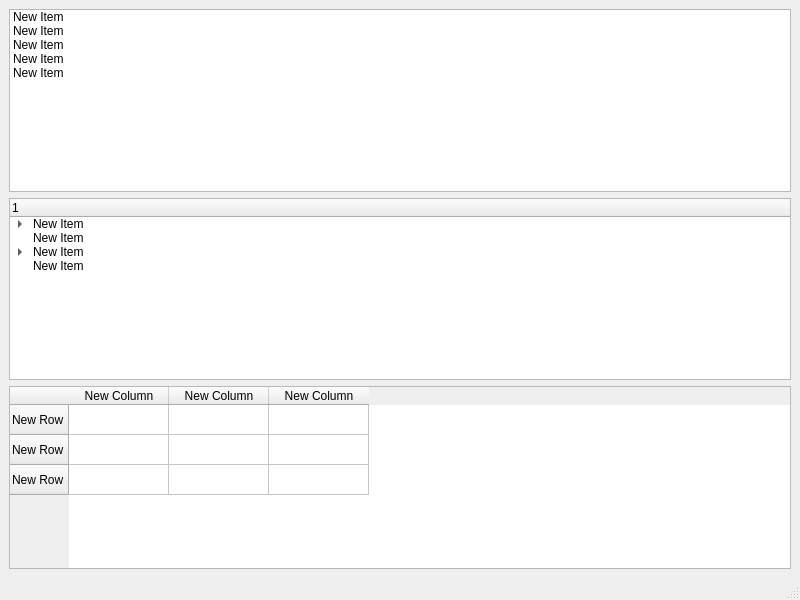
Before: the Qt Designer form Chapter5/mainwindow.ui in rondor1/Hands-on-QT, drawn with Qt 5.
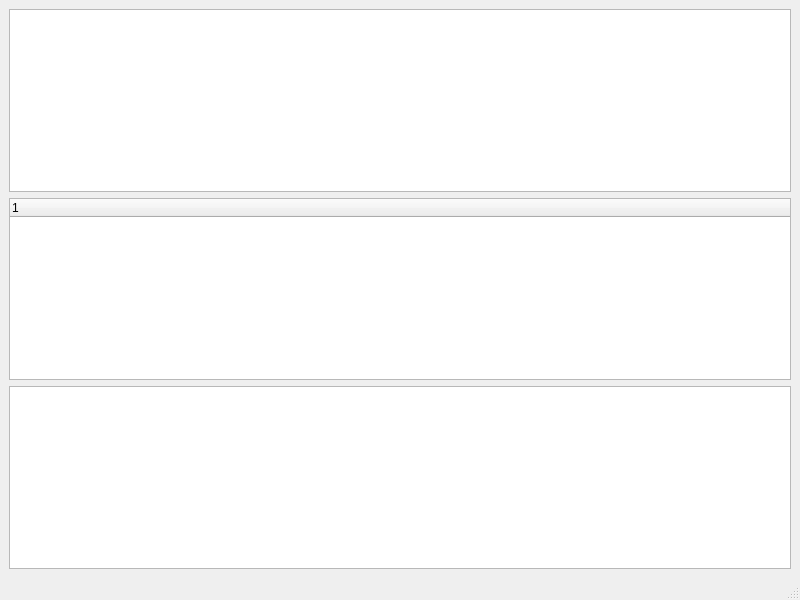
After: the same form once the commit is applied.

Diff of the .ui file:
```diff
--- a/Chapter5/mainwindow.ui
+++ b/Chapter5/mainwindow.ui
@@ -16,33 +16,7 @@
   <widget class="QWidget" name="centralwidget">
    <layout class="QVBoxLayout" name="verticalLayout">
     <item>
-     <widget class="QListWidget" name="listWidget">
-      <item>
-       <property name="text">
-        <string>New Item</string>
-       </property>
-      </item>
-      <item>
-       <property name="text">
-        <string>New Item</string>
-       </property>
-      </item>
-      <item>
-       <property name="text">
-        <string>New Item</string>
-       </property>
-      </item>
-      <item>
-       <property name="text">
-        <string>New Item</string>
-       </property>
-      </item>
-      <item>
-       <property name="text">
-        <string>New Item</string>
-       </property>
-      </item>
-     </widget>
+     <widget class="QListWidget" name="listWidget"/>
     </item>
     <item>
      <widget class="QTreeWidget" name="treeWidget">
@@ -51,91 +25,10 @@
         <string>1</string>
        </property>
       </column>
-      <item>
-       <property name="text">
-        <string>New Item</string>
-       </property>
-       <item>
-        <property name="text">
-         <string>New Subitem</string>
-        </property>
-        <item>
-         <property name="text">
-          <string>New Subitem</string>
-         </property>
-        </item>
-       </item>
-      </item>
-      <item>
-       <property name="text">
-        <string>New Item</string>
-       </property>
-      </item>
-      <item>
-       <property name="text">
-        <string>New Item</string>
-       </property>
-       <item>
-        <property name="text">
-         <string>New Subitem</string>
-        </property>
-       </item>
-       <item>
-        <property name="text">
-         <string>New Item</string>
-        </property>
-       </item>
-       <item>
-        <property name="text">
-         <string>New Item</string>
-        </property>
-        <item>
-         <property name="text">
-          <string>New Subitem</string>
-         </property>
-        </item>
-       </item>
-      </item>
-      <item>
-       <property name="text">
-        <string>New Item</string>
-       </property>
-      </item>
      </widget>
     </item>
     <item>
-     <widget class="QTableWidget" name="tableWidget">
-      <row>
-       <property name="text">
-        <string>New Row</string>
-       </property>
-      </row>
-      <row>
-       <property name="text">
-        <string>New Row</string>
-       </property>
-      </row>
-      <row>
-       <property name="text">
-        <string>New Row</string>
-       </property>
-      </row>
-      <column>
-       <property name="text">
-        <string>New Column</string>
-       </property>
-      </column>
-      <column>
-       <property name="text">
-        <string>New Column</string>
-       </property>
-      </column>
-      <column>
-       <property name="text">
-        <string>New Column</string>
-       </property>
-      </column>
-     </widget>
+     <widget class="QTableWidget" name="tableWidget"/>
     </item>
    </layout>
   </widget>
```
Left out of the diff: 2 changed lines with no effect on the pictures.
